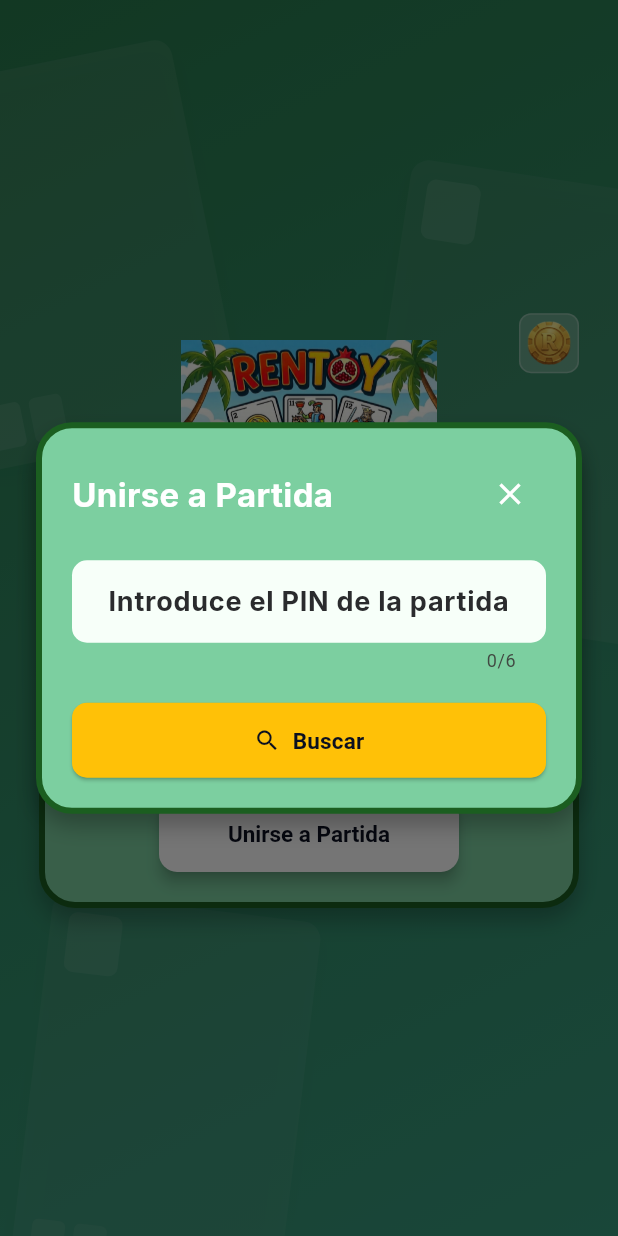
After one commit to vicmaviclu/TFG-Rentoy, a Flutter app: the screen it shows once a user with an empty profile is signed in, after a tap on "Unirse a Partida", on a phone screen of 412 x 824 dp. The commit adds this screen. Run offline on Flutter 3.47's test engine with Material 3 defaults, Android fonts, the phone set to English and light mode, and no system bars; our stand-ins replace cloud_firestore, firebase_auth, firebase_core, firebase_database, google_fonts, google_sign_in; accounts and stored records are empty.

Commit message:
unirse a partida

```diff
--- a/lib/core/constantes/cadenas.dart
+++ b/lib/core/constantes/cadenas.dart
@@ -69,6 +69,7 @@
   static const String iniciarPartida = 'Iniciar partida';
   static const String btnCrearPartida = 'Crear Partida';
   static const String btnUnirsePartida = 'Unirse a Partida';
+  static const String btnBuscar = 'Buscar';
   static const String empezarPartida = 'Empezar';
 
   // Títulos de pantalla
--- a/lib/features/home/widgets/menu_principal.dart
+++ b/lib/features/home/widgets/menu_principal.dart
@@ -1,9 +1,10 @@
 import 'package:flutter/material.dart';
-import '../../../../app/rutas.dart';
+
 import '../../../core/constantes/cadenas.dart';
 import '../../../core/constantes/textos.dart';
 import '../../../core/constantes/colores.dart';
 import '../../crear_partida/widgets/crear_partida_overlay.dart';
+import '../../unirse_partida/widgets/unirse_partida_overlay.dart';
 
 class MenuPrincipal extends StatelessWidget {
   const MenuPrincipal({super.key});
@@ -44,7 +45,10 @@
               elevation: 4,
             ),
             onPressed: () {
-              Navigator.pushNamed(context, RutasApp.unirsePartida);
+              showDialog(
+                context: context,
+                builder: (_) => const UnirsePartidaOverlay(),
+              );
             },
             child: Text(TextoPartida.btnUnirsePartida),
           ),
--- a/lib/features/sala_espera/screens/pantalla_sala_espera.dart
+++ b/lib/features/sala_espera/screens/pantalla_sala_espera.dart
@@ -114,11 +114,7 @@
     try {
       await _controlador.tomarHueco(widget.idSesion, hueco);
     } catch (e) {
-      if (mounted) {
-        ScaffoldMessenger.of(context).showSnackBar(
-          const SnackBar(content: Text(TextoComun.errorInesperado)),
-        );
-      }
+      // Ignorar error/feedback visual
     }
   }
 
--- /dev/null
+++ b/lib/features/unirse_partida/widgets/unirse_partida_overlay.dart
@@ -0,0 +1,169 @@
+import 'package:flutter/material.dart';
+
+import '../../../core/constantes/colores.dart';
+import '../../../core/constantes/textos.dart';
+import '../../../core/constantes/cadenas.dart';
+import '../../../core/widgets/contenedor_principal.dart';
+import '../../../app/rutas.dart';
+import '../controllers/controlador_unirse_partida.dart';
+
+class UnirsePartidaOverlay extends StatefulWidget {
+  const UnirsePartidaOverlay({super.key});
+
+  @override
+  State<UnirsePartidaOverlay> createState() => _UnirsePartidaOverlayState();
+}
+
+class _UnirsePartidaOverlayState extends State<UnirsePartidaOverlay> {
+  late final ControladorUnirsePartida _ctrl;
+  final TextEditingController _pinCtrl = TextEditingController();
+
+  @override
+  void initState() {
+    super.initState();
+    _ctrl = ControladorUnirsePartida();
+    _ctrl.cargarPerfil().catchError((_) {});
+    _ctrl.addListener(_onCtrl);
+  }
+
+  void _onCtrl() {
+    if (mounted) setState(() {});
+  }
+
+  @override
+  void dispose() {
+    _ctrl.removeListener(_onCtrl);
+    _ctrl.dispose();
+    _pinCtrl.dispose();
+    super.dispose();
+  }
+
+  Future<void> _buscarYUnirse() async {
+    final pin = _pinCtrl.text.trim();
+    if (pin.isEmpty) return;
+
+    try {
+      // Usamos el controlador para lógica de negocio
+      final datos = await _ctrl.unirsePorPin(pin);
+      if (!mounted) return;
+
+      // Cerramos el overlay
+      Navigator.of(context).pop();
+
+      // Navegamos a la sala de espera
+      // Usamos pushNamed sobre el root navigator o el que corresponda
+      Navigator.of(context).pushNamed(
+        RutasApp.salaEspera,
+        arguments: {
+          'idSesion': datos['id'],
+          'nombreAnfitrion': datos['anfitrion'],
+          'maxJugadores': datos['maxJugadores'],
+        },
+      );
+    } catch (e) {
+      if (!mounted) return;
+      ScaffoldMessenger.of(context).showSnackBar(
+        SnackBar(content: Text(e.toString().replaceAll('Exception: ', ''))),
+      );
+    }
+  }
+
+  @override
+  Widget build(BuildContext context) {
+    return Dialog(
+      insetPadding: const EdgeInsets.symmetric(
+        horizontal: 24.0,
+        vertical: 24.0,
+      ),
+      backgroundColor: Colores.transparente,
+      child: ConstrainedBox(
+        constraints: const BoxConstraints(maxWidth: 480),
+        child: ContenedorPrincipal(
+          child: Column(
+            mainAxisSize: MainAxisSize.min,
+            crossAxisAlignment: CrossAxisAlignment.stretch,
+            children: [
+              // Encabezado
+              Row(
+                children: [
+                  Expanded(
+                    child: Text(
+                      TextoPartida.tituloUnirsePartida,
+                      style: EstilosTexto.tituloMedio.copyWith(
+                        color: Colores.blanco,
+                      ),
+                    ),
+                  ),
+                  IconButton(
+                    onPressed: () => Navigator.of(context).pop(),
+                    icon: const Icon(Icons.close, color: Colores.blanco),
+                  ),
+                ],
+              ),
+              const SizedBox(height: 20),
+
+              // Input PIN
+              TextField(
+                controller: _pinCtrl,
+                decoration: InputDecoration(
+                  filled: true,
+                  fillColor: Colores.superficie,
+                  hintText: TextoPartida.introducePin,
+                  hintStyle: const TextStyle(color: Colores.textoSecundario),
+                  border: OutlineInputBorder(
+                    borderRadius: BorderRadius.circular(10),
+                    borderSide: BorderSide.none,
+                  ),
+                  contentPadding: const EdgeInsets.symmetric(
+                    horizontal: 16,
+                    vertical: 14,
+                  ),
+                ),
+                keyboardType: TextInputType.number,
+                maxLength: 6,
+                textAlign: TextAlign.center,
+                style: const TextStyle(
+                  color: Colores.textoPrimario,
+                  fontSize: 18,
+                  fontWeight: FontWeight.bold,
+                ),
+              ),
+              const SizedBox(height: 20),
+
+              // Button Buscar
+              SizedBox(
+                height: 50,
+                child: ElevatedButton.icon(
+                  style: ElevatedButton.styleFrom(
+                    backgroundColor: Colores.secundario,
+                    foregroundColor: Colores.textoPrimario,
+                    shape: RoundedRectangleBorder(
+                      borderRadius: BorderRadius.circular(10),
+                    ),
+                  ),
+                  onPressed: _ctrl.cargando ? null : _buscarYUnirse,
+                  icon: _ctrl.cargando
+                      ? const SizedBox.shrink()
+                      : const Icon(Icons.search),
+                  label: _ctrl.cargando
+                      ? SizedBox(
+                          width: 24,
+                          height: 24,
+                          child: CircularProgressIndicator(
+                            color: Colores.textoPrimario,
+                            strokeWidth: 2,
+                          ),
+                        )
+                      : const Text(
+                          TextoPartida.btnBuscar,
+                          style: EstilosTexto.boton,
+                        ),
+                ),
+              ),
+            ],
+          ),
+        ),
+      ),
+    );
+  }
+}
```
Also changed, not shown: lib/core/servicios/servicio_realtime.dart (+54 -4 lines), lib/features/unirse_partida/controllers/controlador_unirse_partida.dart (added, +45 -0 lines), lib/features/unirse_partida/screens/pantalla_unirse_partida.dart (+112 -6 lines), lib/features/unirse_partida/widgets/widget_vacio.dart (deleted, +0 -11 lines).
